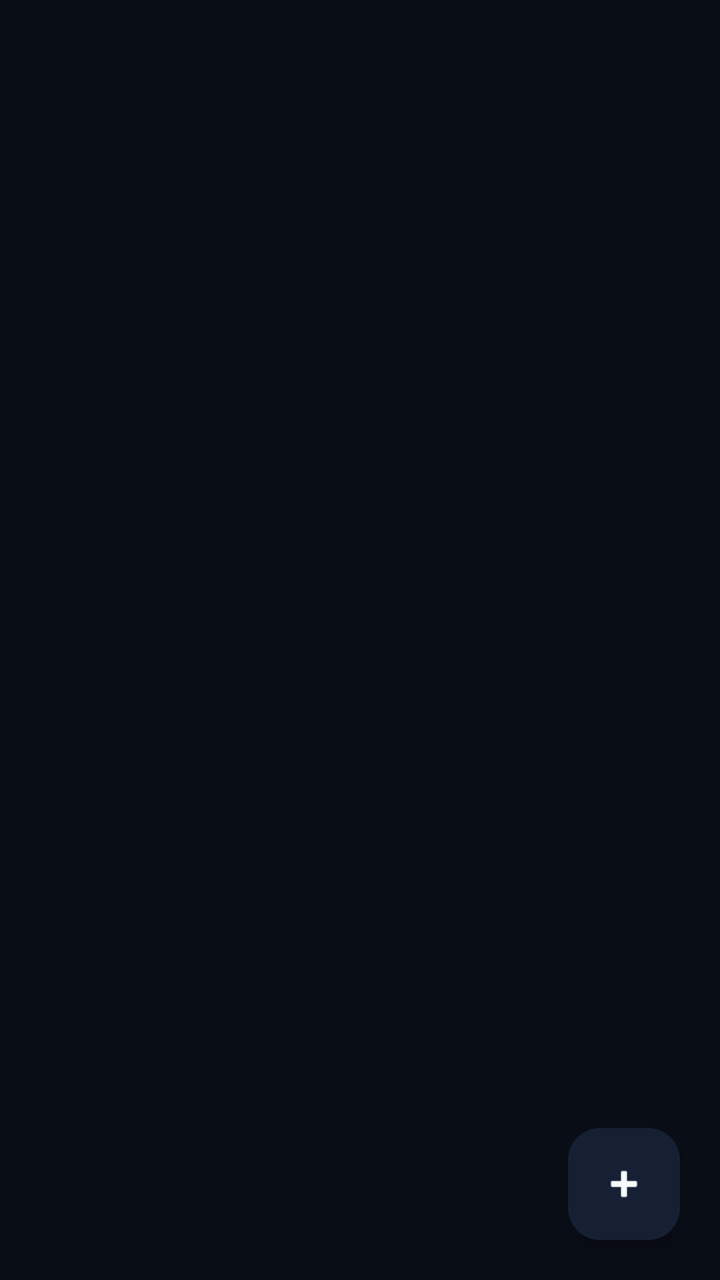
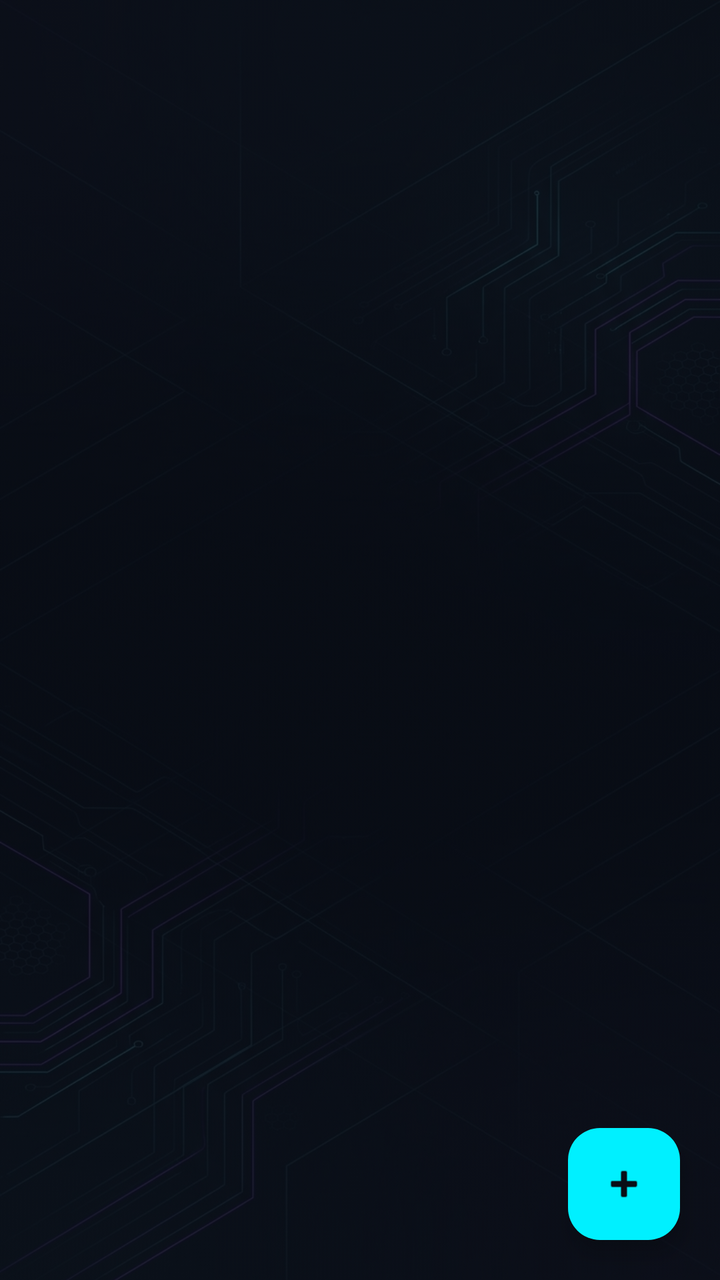

Two renders of the same Android screen: before a commit and after it. Below are the layout's source before the change and the commit's diff.
<!-- AndroidManifest.xml: application theme Theme.LinkVault -->
<!-- res/layout/fragment_categories.xml -->
<?xml version="1.0" encoding="utf-8"?>
<androidx.coordinatorlayout.widget.CoordinatorLayout xmlns:android="http://schemas.android.com/apk/res/android"
    xmlns:app="http://schemas.android.com/apk/res-auto"
    android:layout_width="match_parent"
    android:layout_height="match_parent"
    android:background="@color/cyber_bg">

    <FrameLayout
        android:layout_width="match_parent"
        android:layout_height="match_parent">

        <androidx.recyclerview.widget.RecyclerView
            android:id="@+id/categoriesList"
            android:layout_width="match_parent"
            android:layout_height="match_parent"
            android:clipToPadding="false"
            android:paddingBottom="88dp" />

        <TextView
            android:id="@+id/emptyText"
            android:layout_width="wrap_content"
            android:layout_height="wrap_content"
            android:layout_gravity="center"
            android:gravity="center"
            android:text="@string/categories_empty"
            android:textAppearance="?attr/textAppearanceBodyLarge"
            android:visibility="gone" />
    </FrameLayout>

    <com.google.android.material.floatingactionbutton.FloatingActionButton
        android:id="@+id/fabAddCategory"
        android:layout_width="wrap_content"
        android:layout_height="wrap_content"
        android:layout_gravity="bottom|end"
        android:layout_margin="20dp"
        android:contentDescription="@string/category_new_title"
        app:srcCompat="@android:drawable/ic_input_add" />

</androidx.coordinatorlayout.widget.CoordinatorLayout>
<!-- resources referenced by this layout -->
<resources>
  <color name="cyber_bg">#090D16</color>
  <string name="categories_empty">Koi category nahi — + se banayein</string>
  <string name="category_new_title">Nayi category</string>
  <style name="Theme.LinkVault" parent="Theme.Material3.Dark.NoActionBar">
          <item name="colorPrimary">@color/cyber_cyan</item>
          <item name="colorOnPrimary">@color/cyber_bg</item>
          <item name="colorPrimaryContainer">@color/cyber_surface_elevated</item>
          <item name="colorOnPrimaryContainer">@color/cyber_text_primary</item>
          <item name="colorSecondary">@color/cyber_purple</item>
          <item name="colorOnSecondary">@color/cyber_bg</item>
          <item name="colorSurface">@color/cyber_surface</item>
          <item name="colorOnSurface">@color/cyber_text_primary</item>
          <item name="android:windowBackground">@color/cyber_bg</item>
          <item name="android:statusBarColor">@color/cyber_bg</item>
          <item name="android:navigationBarColor">@color/cyber_bg</item>
          <item name="android:windowLightStatusBar">false</item>
      </style>
  <color name="cyber_cyan">#00F0FF</color>
  <color name="cyber_surface_elevated">#172033</color>
  <color name="cyber_text_primary">#F8FAFC</color>
  <color name="cyber_purple">#A855F7</color>
  <color name="cyber_surface">#111827</color>
</resources>

<!-- the commit's change to res/layout/fragment_categories.xml (unified diff, before → after) -->
@@ -4,6 +4,15 @@
     android:layout_width="match_parent"
     android:layout_height="match_parent"
     android:background="@color/cyber_bg">
+
+    
+    <ImageView
+        android:layout_width="match_parent"
+        android:layout_height="match_parent"
+        android:src="@drawable/bg_cyber_vault"
+        android:scaleType="centerCrop"
+        android:alpha="0.22"
+        android:contentDescription="@null" />
 
     <FrameLayout
         android:layout_width="match_parent"
@@ -34,6 +43,9 @@
         android:layout_gravity="bottom|end"
         android:layout_margin="20dp"
         android:contentDescription="@string/category_new_title"
+        app:backgroundTint="@color/cyber_cyan"
+        app:tint="@color/cyber_bg"
+        app:elevation="6dp"
         app:srcCompat="@android:drawable/ic_input_add" />
 
 </androidx.coordinatorlayout.widget.CoordinatorLayout>
<!-- resource entries referenced after the edit -->
@@ -18,6 +18,7 @@
           <item name="android:windowLightStatusBar">false</item>
       </style>
   <color name="cyber_cyan">#00F0FF</color>
+  <!-- drawable bg_cyber_vault: jpg bitmap (drawable, 491930 bytes) -->
   <color name="cyber_surface_elevated">#172033</color>
   <color name="cyber_text_primary">#F8FAFC</color>
   <color name="cyber_purple">#A855F7</color>
